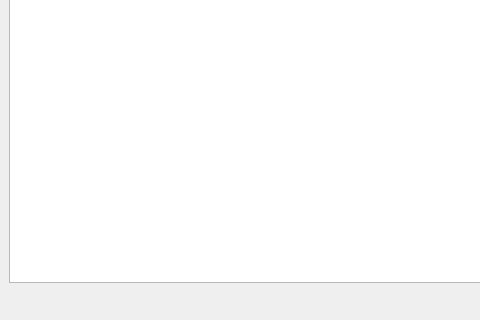
This is assets/ecran_connexion.ui in NightlySide/La-Bataille-Brestoise as Qt 5 draws it before an edit; both pictures show x 0 to 480 and y 280 to 600 of the 800 by 600 pixel window. The edited form follows.
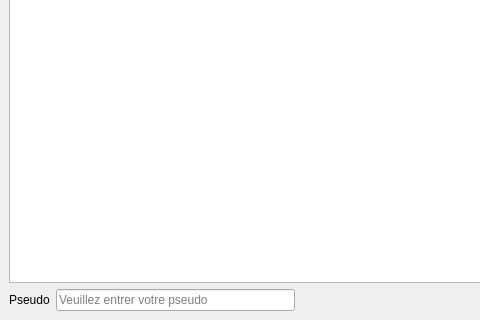
This is the edited form.

Commit message: Implémentation des pseudos

Diff of the .ui file:
```diff
--- a/assets/ecran_connexion.ui
+++ b/assets/ecran_connexion.ui
@@ -46,6 +46,20 @@
     </item>
     <item>
      <layout class="QHBoxLayout" name="horizontalLayout">
+      <item>
+       <widget class="QLabel" name="label">
+        <property name="text">
+         <string>Pseudo</string>
+        </property>
+       </widget>
+      </item>
+      <item>
+       <widget class="QLineEdit" name="input_username">
+        <property name="placeholderText">
+         <string>Veuillez entrer votre pseudo</string>
+        </property>
+       </widget>
+      </item>
       <item>
        <spacer name="spacer">
         <property name="orientation">
```
The commit also changes 8 other files.
